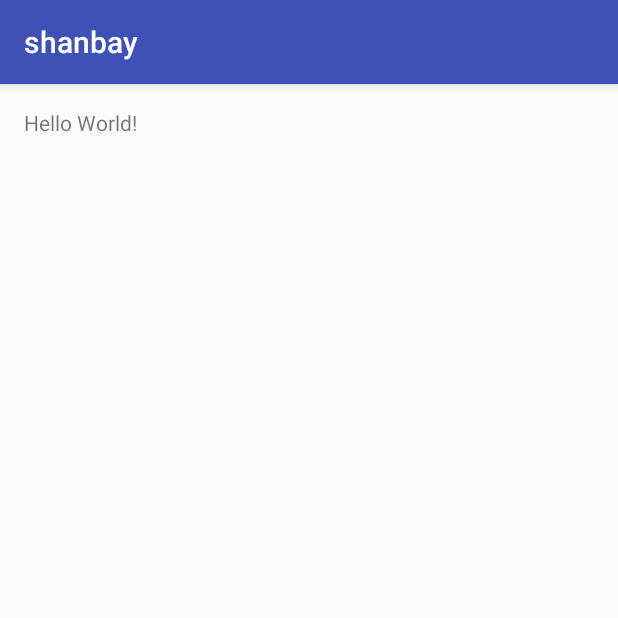
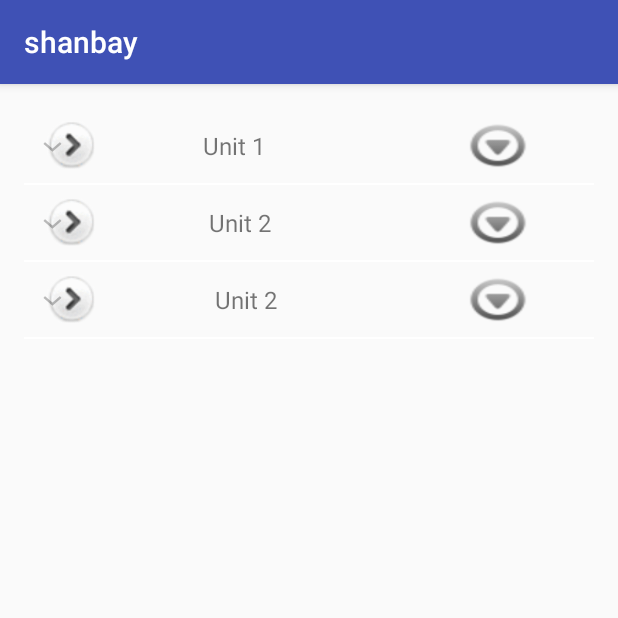
Before and after one commit to ganyao114/shanbay, an Android app: the screen it shows after launch (MainActivity), on a phone screen of 412 x 824 dp, the top half of it. Run offline under Robolectric (Android 15) with nearby library versions, the phone set to English and light mode, and no system bars.

Commit message:
单词解析

```diff
--- a/app/src/main/java/com/gy/shanbay/Model/Entity/Position.java
+++ b/app/src/main/java/com/gy/shanbay/Model/Entity/Position.java
@@ -22,4 +22,9 @@ public class Position implements Cloneable{
     public void setEnd(int end) {
         this.end = end;
     }
+
+    @Override
+    public Position clone() throws CloneNotSupportedException {
+        return (Position) super.clone();
+    }
 }
--- a/app/src/main/java/com/gy/shanbay/Model/Factory/ArticleFactory.java
+++ b/app/src/main/java/com/gy/shanbay/Model/Factory/ArticleFactory.java
@@ -18,7 +18,11 @@ import java.util.regex.Pattern;
  */
 public class ArticleFactory {
 
-    private static Article article = new Article();
+    private Article article = new Article();
+
+    public Article getArticle() {
+        return article;
+    }
 
     public void decode(Context context){
         Resources resources = context.getResources();
@@ -68,7 +72,7 @@ public class ArticleFactory {
                         break;
                     case Text:
                         if (curunit != null&&curlesson != null){
-                            conten.append(line);
+                            conten.append(line + "\n");
                         }else {
 
                         }
--- a/app/src/main/java/com/gy/shanbay/Model/Factory/WordsFactory.java
+++ b/app/src/main/java/com/gy/shanbay/Model/Factory/WordsFactory.java
@@ -2,6 +2,7 @@ package com.gy.shanbay.Model.Factory;
 
 import android.content.Context;
 import android.content.res.Resources;
+import android.util.Log;
 
 import com.gy.shanbay.R;
 
@@ -17,6 +18,16 @@ import java.util.concurrent.ConcurrentHashMap;
 public class WordsFactory {
 
     private Map<String,Integer> WordsMap = new ConcurrentHashMap<>();
+
+    private Map<String,Integer> WordGroupsMap = new ConcurrentHashMap<>();
+
+    public Map<String, Integer> getWordsMap() {
+        return WordsMap;
+    }
+
+    public Map<String, Integer> getWordGroupsMap() {
+        return WordGroupsMap;
+    }
 
     public void decode(Context context) {
         Resources resources = context.getResources();
@@ -37,10 +48,11 @@ public class WordsFactory {
                 String word = null;
                 if (s.length > 2){
                     word = line.split("\\s+"+s[s.length - 1])[0];
+                    WordGroupsMap.put(word,level);
                 }else {
                     word = s[0];
+                    WordsMap.put(word,level);
                 }
-                WordsMap.put(word,level);
             }
         } catch (Exception e) {
             e.printStackTrace();
@@ -54,5 +66,7 @@ public class WordsFactory {
                 e.printStackTrace();
             }
         }
+        Log.e("gy",WordsMap.size()+"");
+        Log.e("gy",WordGroupsMap.size()+"");
     }
 }
--- /dev/null
+++ b/app/src/main/java/com/gy/shanbay/Presenter/Filter/WordsFilter.java
@@ -0,0 +1,95 @@
+package com.gy.shanbay.Presenter.Filter;
+
+import com.gy.shanbay.Model.Entity.Lesson;
+import com.gy.shanbay.Model.Entity.Position;
+import com.gy.shanbay.Model.Entity.WordInChapter;
+
+import java.util.ArrayList;
+import java.util.List;
+import java.util.Map;
+
+/**
+ * Created by gy939 on 2016/9/30.
+ */
+public class WordsFilter {
+
+    public List<WordInChapter> getWordsInChapter(String str,Map<String,Integer> WordsMap) throws Exception {
+
+        WordInChapter w = new WordInChapter();
+        Position p = new Position();
+        List<WordInChapter> wordInChapters = new ArrayList<>();
+        String words = "";
+
+        for (int i = 0;i < str.length();i ++){
+            char c = str.charAt(i);
+            if (isEnglish(c)){
+                words = words + c;
+            }else {
+                if (!words.equals("")){
+                    if (!WordsMap.containsKey(words.toLowerCase())){
+                        words = "";
+                        continue;
+                    }
+                    WordInChapter wordInChapter = w.clone();
+                    wordInChapter.setWord(words);
+                    wordInChapter.setLevel(WordsMap.get(words.toLowerCase()));
+                    Position position = p.clone();
+                    position.setStart(i);
+                    position.setEnd(i + words.length());
+                    wordInChapter.setPosition(position);
+                    wordInChapters.add(wordInChapter);
+                    words = "";
+                }else {
+                    continue;
+                }
+            }
+        }
+        return wordInChapters;
+    }
+
+    public List<WordInChapter> getWordGroupsInChapter(String str,Map<String,Integer> WordGroupsMap) throws Exception{
+        String content = str.toLowerCase();
+        List<WordInChapter> wordInChapters = new ArrayList<>();
+        for (Map.Entry<String,Integer> entry:WordGroupsMap.entrySet()){
+            int p = content.indexOf(entry.getKey());
+            while (p >= 0){
+                WordInChapter wordInChapter = new WordInChapter();
+                wordInChapter.setLevel(entry.getValue());
+                Position position = new Position();
+                position.setStart(p);
+                position.setEnd(p + entry.getKey().length());
+                wordInChapter.setPosition(position);
+                wordInChapter.setWord(entry.getKey());
+                wordInChapters.add(wordInChapter);
+                p = str.indexOf(entry.getKey(),p+1);
+            }
+        }
+        return wordInChapters;
+    }
+
+    public void decodeWordInChapter(Lesson lesson,Map<String,Integer> WordsMap,Map<String,Integer> WordGroupsMap){
+        List<WordInChapter> res = new ArrayList<>();
+        List<WordInChapter> wordsGroup = null;
+        List<WordInChapter> words = null;
+        try {
+            words = getWordsInChapter(lesson.getContent(),WordsMap);
+            wordsGroup = getWordGroupsInChapter(lesson.getContent(),WordGroupsMap);
+        } catch (Exception e) {
+            e.printStackTrace();
+        }
+        if (words != null)
+            res.addAll(words);
+        if (wordsGroup != null)
+            res.addAll(wordsGroup);
+        lesson.setWords(res);
+    }
+
+    public boolean isEnglish(char c){
+        if ((c >= 'A' && c <= 'Z') ||(c >= 'a' && c <= 'z') ){
+            return true;
+        }else {
+            return false;
+        }
+    }
+
+}
--- a/app/src/main/java/com/gy/shanbay/View/Activity/MainActivity.java
+++ b/app/src/main/java/com/gy/shanbay/View/Activity/MainActivity.java
@@ -2,20 +2,40 @@ package com.gy.shanbay.View.Activity;
 
 import android.support.v7.app.AppCompatActivity;
 import android.os.Bundle;
+import android.util.Log;
+import android.widget.ExpandableListView;
 
+import com.gy.shanbay.Model.Entity.WordInChapter;
 import com.gy.shanbay.Model.Factory.ArticleFactory;
 import com.gy.shanbay.Model.Factory.WordsFactory;
+import com.gy.shanbay.Presenter.Filter.WordsFilter;
 import com.gy.shanbay.R;
+import com.gy.shanbay.View.Adapter.IndexAdapter;
+
+import java.util.List;
 
 public class MainActivity extends AppCompatActivity {
+
+    private ExpandableListView index;
+    private IndexAdapter adapter;
 
     @Override
     protected void onCreate(Bundle savedInstanceState) {
         super.onCreate(savedInstanceState);
         setContentView(R.layout.activity_main);
+        index = (ExpandableListView) findViewById(R.id.index);
         ArticleFactory factory = new ArticleFactory();
         factory.decode(this);
         WordsFactory wordsFactory = new WordsFactory();
         wordsFactory.decode(this);
+        adapter = new IndexAdapter(this,factory.getArticle());
+        index.setAdapter(adapter);
+        WordsFilter filter = new WordsFilter();
+        try {
+            filter.decodeWordInChapter(factory.getArticle().getUnits().get(0).getLessons().get(0),wordsFactory.getWordsMap(),wordsFactory.getWordGroupsMap());
+            Log.e("gy","单词数量"+factory.getArticle().getUnits().get(0).getLessons().get(0).getWords().size());
+        } catch (Exception e) {
+            e.printStackTrace();
+        }
     }
 }
--- /dev/null
+++ b/app/src/main/java/com/gy/shanbay/View/Adapter/IndexAdapter.java
@@ -0,0 +1,128 @@
+package com.gy.shanbay.View.Adapter;
+
+import android.content.Context;
+import android.util.Log;
+import android.view.LayoutInflater;
+import android.view.View;
+import android.view.ViewGroup;
+import android.widget.BaseExpandableListAdapter;
+import android.widget.Button;
+import android.widget.ImageView;
+import android.widget.TextView;
+
+import com.gy.shanbay.Model.Entity.Article;
+import com.gy.shanbay.R;
+
+/**
+ * Created by gy939 on 2016/9/29.
+ */
+public class IndexAdapter extends BaseExpandableListAdapter implements View.OnClickListener {
+
+    private Context mContext;
+    private Article article;
+    private Button groupButton;
+
+    public IndexAdapter(Context mContext, Article article) {
+        this.mContext = mContext;
+        this.article = article;
+    }
+
+    @Override
+    public int getGroupCount() {
+        return article.getUnits().size();
+    }
+
+    @Override
+    public int getChildrenCount(int groupPosition) {
+        return article.getUnits().get(groupPosition).getLessons().size();
+    }
+
+    @Override
+    public Object getGroup(int groupPosition) {
+        return article.getUnits().get(groupPosition);
+    }
+
+    @Override
+    public Object getChild(int groupPosition, int childPosition) {
+        return article.getUnits().get(groupPosition).getLessons().get(childPosition);
+    }
+
+    @Override
+    public long getGroupId(int groupPosition) {
+        return groupPosition;
+    }
+
+    @Override
+    public long getChildId(int groupPosition, int childPosition) {
+        return childPosition;
+    }
+
+    @Override
+    public boolean hasStableIds() {
+        return true;
+    }
+
+    @Override
+    public View getGroupView(int groupPosition, boolean isExpanded, View convertView, ViewGroup parent) {
+        GroupHolder groupHolder = null;
+        if (convertView == null) {
+            convertView = LayoutInflater.from(mContext).inflate(R.layout.groupitem, null);
+            groupHolder = new GroupHolder();
+            groupHolder.groupImg = (ImageView) convertView.findViewById(R.id.img_indicator);
+            groupHolder.groupText = (TextView) convertView.findViewById(R.id.tv_group_text);
+            convertView.setTag(groupHolder);
+        }else {
+            groupHolder = (GroupHolder) convertView.getTag();
+        }
+        if (isExpanded) {
+            groupHolder.groupImg.setBackgroundResource(R.drawable.downarrow);
+        }else {
+            groupHolder.groupImg.setBackgroundResource(R.drawable.rightarrow);
+        }
+        groupHolder.groupText.setText(article.getUnits().get(groupPosition).getTitle());
+
+        groupButton = (Button) convertView.findViewById(R.id.btn_group_function);
+        groupButton.setOnClickListener(this);
+        return convertView;
+    }
+
+    @Override
+    public View getChildView(int groupPosition, int childPosition, boolean isLastChild, View convertView, ViewGroup parent) {
+        ChildHolder childHolder = null;
+        if (convertView == null) {
+            convertView = LayoutInflater.from(mContext).inflate(R.layout.childitem, null);
+            childHolder = new ChildHolder();
+            childHolder.childText = (TextView) convertView.findViewById(R.id.tv_child_text);
+            convertView.setTag(childHolder);
+        }else {
+            childHolder = (ChildHolder) convertView.getTag();
+        }
+        childHolder.childText.setText(article.getUnits().get(groupPosition).getLessons().get(childPosition).getTitle());
+        return convertView;
+    }
+
+    @Override
+    public boolean isChildSelectable(int groupPosition, int childPosition) {
+        return true;
+    }
+
+    @Override
+    public void onClick(View v) {
+        switch (v.getId()) {
+            case R.id.btn_group_function:
+                //Log.d("MyBaseExpandableListAdapter", "你点击了group button");
+            default:
+                break;
+        }
+    }
+
+    private class GroupHolder
+    {
+        ImageView groupImg;
+        TextView groupText;
+    }
+    private class ChildHolder
+    {
+        TextView childText;
+    }
+}
--- /dev/null
+++ b/app/src/main/res/drawable/indicator.xml
@@ -0,0 +1,6 @@
+<?xml version="1.0" encoding="utf-8"?>
+<selector xmlns:android="http://schemas.android.com/apk/res/android" >
+    <item android:state_expanded="true" android:drawable="@drawable/downarrow" />
+    <item android:drawable="@drawable/rightarrow"></item>
+
+</selector>
--- a/app/src/main/res/layout/activity_main.xml
+++ b/app/src/main/res/layout/activity_main.xml
@@ -9,8 +9,12 @@
     android:paddingTop="@dimen/activity_vertical_margin"
     tools:context=".View.Activity.MainActivity">
 
-    <TextView
-        android:layout_width="wrap_content"
-        android:layout_height="wrap_content"
-        android:text="Hello World!" />
+    <ExpandableListView
+        android:id="@+id/index"
+        android:layout_width="match_parent"
+        android:layout_height="match_parent"
+        android:cacheColorHint="#00000000"
+        android:divider="@android:color/white"
+        android:dividerHeight="1dp" />
+
 </RelativeLayout>
--- /dev/null
+++ b/app/src/main/res/layout/groupitem.xml
@@ -0,0 +1,40 @@
+<?xml version="1.0" encoding="utf-8"?>
+<LinearLayout xmlns:android="http://schemas.android.com/apk/res/android"
+    android:layout_width="match_parent"
+    android:layout_height="50dp"
+    android:orientation="horizontal"
+    android:gravity="center_vertical" >
+    <RelativeLayout
+        android:layout_width="match_parent"
+        android:layout_height="50dp">
+        <ImageView
+            android:id="@+id/img_indicator"
+            android:layout_width="32dp"
+            android:layout_height="32dp"
+            android:layout_marginLeft="15dp"
+            android:layout_centerVertical="true"/>
+        <TextView
+            android:id="@+id/tv_group_text"
+            android:layout_width="wrap_content"
+            android:layout_height="wrap_content"
+            android:layout_marginLeft="20dp"
+            android:layout_centerVertical="true"
+            android:layout_toRightOf="@id/img_indicator"
+            android:text="zhang san"
+            android:textSize="16sp"/>
+        <Button
+            android:id="@+id/btn_group_function"
+            android:focusable="false"
+            android:clickable="true"
+
+            android:layout_width="wrap_content"
+            android:layout_height="wrap_content"
+            android:layout_centerVertical="true"
+            android:layout_alignParentRight="true"
+            android:layout_marginRight="20dp"
+            android:gravity="right"
+            android:background="@drawable/btn_bg_menu" />
+    </RelativeLayout>
+
+
+</LinearLayout>
```
Also changed, not shown: app/src/main/java/com/gy/shanbay/Model/Entity/WordInChapter.java (+13 -4 lines), app/src/main/res/layout/childitem.xml (added, +32 -0 lines), app/src/main/res/layout/item_string.xml (added, +12 -0 lines), app/src/main/res/drawable/btn_bg_menu.png (added), app/src/main/res/drawable/downarrow.png (added), app/src/main/res/drawable/rightarrow.png (added).
